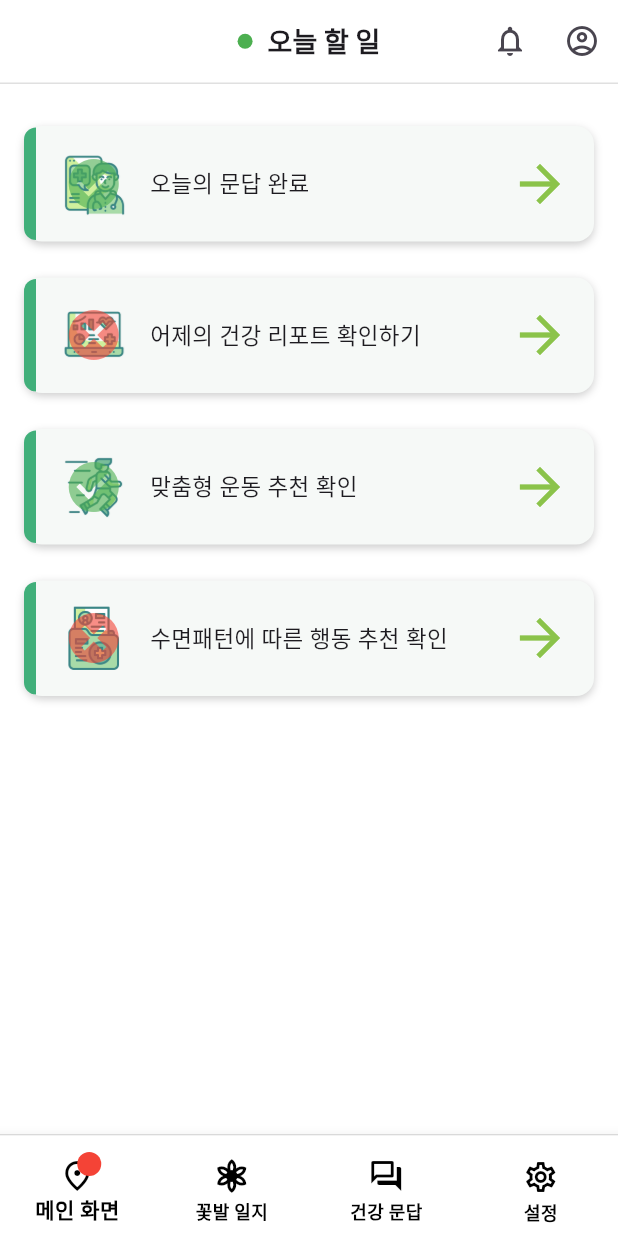
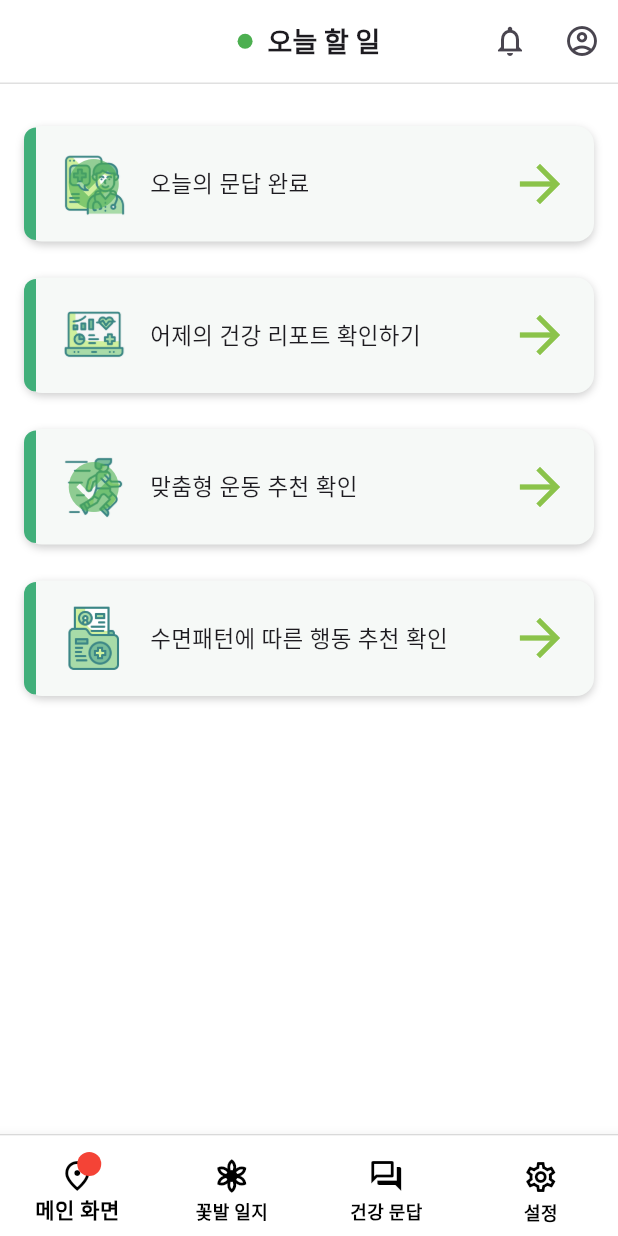
Before and after one commit to CapstonProduct/day_in_bloom_v1, a Flutter app: the MissionScreen screen opened by its route, on a phone screen of 412 x 824 dp. Run offline on Flutter 3.47's test engine with Material 3 defaults, Android fonts, the phone set to English and light mode, and no system bars; our stand-ins replace flutter_native_splash, go_router, smooth_page_indicator, table_calendar, youtube_player_flutter.

Commit message:
Fix: Modify design of mission list

```diff
--- a/lib/features/mission/screen/mission_screen.dart
+++ b/lib/features/mission/screen/mission_screen.dart
@@ -61,89 +61,6 @@ class MissionScreen extends StatelessWidget {
     );
   }
 
-  // Widget _buildSettingOption(
-  //   BuildContext context, {
-  //   required String title,
-  //   required String imagePath,
-  //   required VoidCallback onTap,
-  // }) {
-  //   bool isChecked = false;
-
-  //   return StatefulBuilder(
-  //     builder: (context, setState) {
-  //       return GestureDetector(
-  //         onTap: onTap,
-  //         child: Container(
-  //           margin: const EdgeInsets.symmetric(vertical: 12),
-  //           decoration: BoxDecoration(
-  //             color: const Color(0xFFf6f9f7),
-  //             borderRadius: BorderRadius.circular(12),
-  //             boxShadow: [
-  //               BoxShadow(
-  //                 color: Colors.grey.withOpacity(0.5),
-  //                 blurRadius: 4,
-  //                 offset: const Offset(0, 2),
-  //               ),
-  //             ],
-  //           ),
-  //           child: Row(
-  //             children: [
-  //               Container(
-  //                 width: 8,
-  //                 height: 75,
-  //                 decoration: BoxDecoration(
-  //                   color: const Color(0xFF41af7a),
-  //                   borderRadius: const BorderRadius.only(
-  //                     topLeft: Radius.circular(12),
-  //                     bottomLeft: Radius.circular(12),
-  //                   ),
-  //                 ),
-  //               ),
-  //               Expanded(
-  //                 child: Padding(
-  //                   padding: const EdgeInsets.symmetric(
-  //                       horizontal: 16, vertical: 16),
-  //                   child: Row(
-  //                     children: [
-  //                       Image.asset(
-  //                         imagePath,
-  //                         width: 45,
-  //                         height: 45,
-  //                       ),
-  //                       const SizedBox(width: 15),
-  //                       Expanded(
-  //                         child: Text(
-  //                           title,
-  //                           style: const TextStyle(
-  //                             fontSize: 15,
-  //                             fontWeight: FontWeight.w500,
-  //                           ),
-  //                         ),
-  //                       ),
-  //                     ],
-  //                   ),
-  //                 ),
-  //               ),
-  //               Padding(
-  //                 padding: const EdgeInsets.only(right: 16),
-  //                 child: Checkbox(
-  //                   value: isChecked,
-  //                   onChanged: (value) {
-  //                     setState(() {
-  //                       isChecked = value ?? false;
-  //                     });
-  //                   },
-  //                   activeColor: Colors.teal,
-  //                 ),
-  //               ),
-  //             ],
-  //           ),
-  //         ),
-  //       );
-  //     },
-  //   );
-  // }
-
   Widget _buildSettingOption(
     BuildContext context, {
     required String title,
@@ -192,14 +109,15 @@ class MissionScreen extends StatelessWidget {
                           width: 45,
                           height: 45,
                         ),
-                        Opacity(
-                          opacity: 0.6,
-                          child: Icon(
-                            isChecked ? Icons.check_circle : Icons.cancel,
-                            color: isChecked ? Colors.green : Colors.red,
-                            size: 40,
+                        if (isChecked)
+                          Opacity(
+                            opacity: 0.6,
+                            child: Icon(
+                              Icons.check_circle,
+                              color: Colors.green,
+                              size: 40,
+                            ),
                           ),
-                        ),
                       ],
                     ),
                     const SizedBox(width: 15),
@@ -230,5 +148,4 @@ class MissionScreen extends StatelessWidget {
     );
   }
 
-
 }
```
